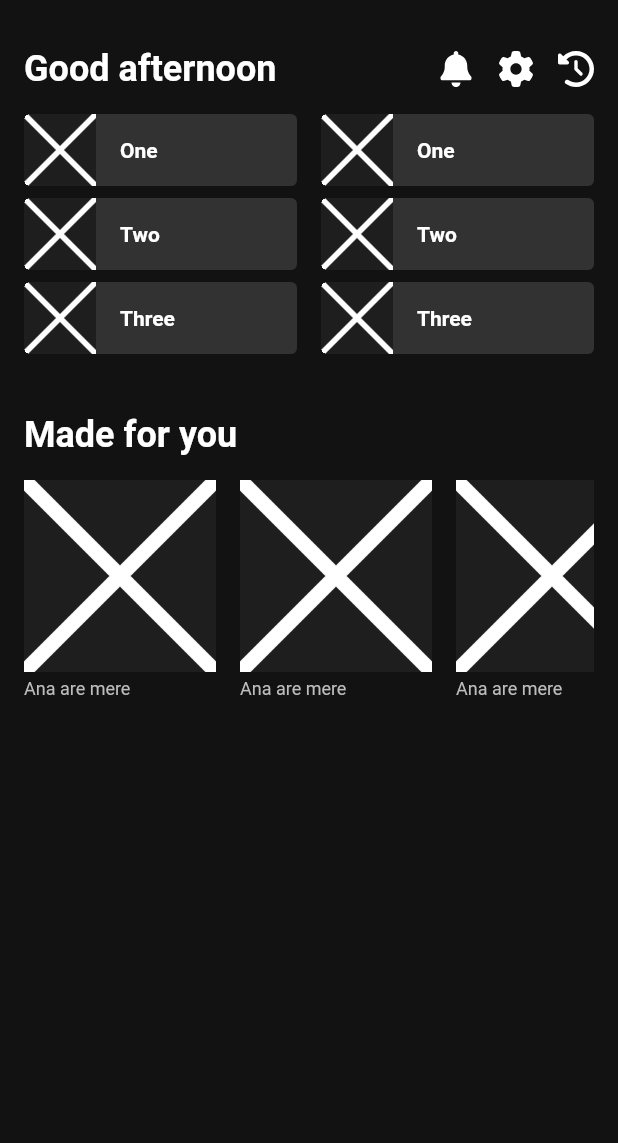
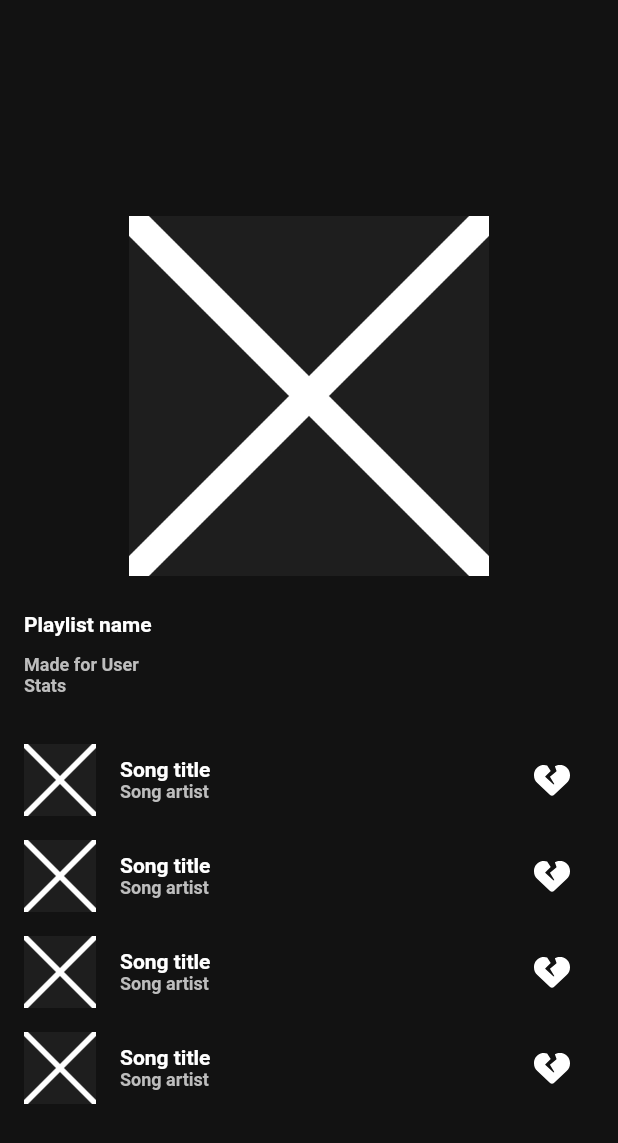
Before and after one commit to valentin-stamate/Mobile-Project, a Flutter app: the screen it shows after launch, on a phone screen of 412 x 824 dp. Shown: the top 1143 px of the screen. Run offline on Flutter 3.47's test engine with Material 2 defaults, Android fonts, the phone set to English and light mode, and no system bars; our stand-ins replace flutter_svg.

Commit message:
playlist ui

```diff
--- a/lib/assets/assets.dart
+++ b/lib/assets/assets.dart
@@ -6,6 +6,7 @@ class Assets {
   static const String bellSolid = '$iconPath/bell-solid.svg';
   static const String clockRotate = '$iconPath/clock-rotate-left-solid.svg';
   static const String settings = '$iconPath/gear-solid.svg';
+  static const String hearthFilled = '$iconPath/heart-crack-solid.svg';
 
   /* Images */
   static const String demo = '$imagePath/demo.jpg';
--- a/lib/main.dart
+++ b/lib/main.dart
@@ -1,5 +1,6 @@
 import 'package:flutter/material.dart';
 import 'package:spotify/home/home.dart';
+import 'package:spotify/playlist/playlist.dart';
 import 'package:spotify/theme/theme.dart';
 
 void main() {
@@ -15,7 +16,7 @@ class MyApp extends StatelessWidget {
     return MaterialApp(
       title: 'Flutter Demo',
       theme: spotifyTheme,
-      home: const Home(),
+      home: const Playlist(),
     );
   }
 }
--- /dev/null
+++ b/lib/playlist/playlist.dart
@@ -0,0 +1,111 @@
+import 'package:flutter/material.dart';
+import 'package:spotify/theme/colors.dart';
+import '../assets/assets.dart';
+import '../utils/icon.dart';
+
+class Playlist extends StatelessWidget {
+  const Playlist({Key? key}) : super(key: key);
+
+  @override
+  Widget build(BuildContext context) {
+    return Scaffold(
+      body: Column(
+        children: const [
+          SizedBox(height: 128),
+          PlaylistInfo(),
+          PlaylistList(),
+        ],
+      ),
+    );
+  }
+
+}
+
+class PlaylistInfo extends StatelessWidget {
+  const PlaylistInfo({Key? key}) : super(key: key);
+
+  @override
+  Widget build(BuildContext context) {
+    return Container(
+      padding: const EdgeInsets.all(16),
+
+      child: Column(
+        mainAxisAlignment: MainAxisAlignment.center,
+        crossAxisAlignment: CrossAxisAlignment.stretch,
+
+        children: [
+          Image.asset(Assets.demo, width: 240, height: 240),
+          SizedBox(height: 24),
+          Text('Playlist name', style: const TextStyle(fontWeight: FontWeight.bold)),
+          SizedBox(height: 12),
+          Text('Made for User', style: const TextStyle(fontWeight: FontWeight.bold, color: ThemeColors.fontDarker, fontSize: 12)),
+          Text('Stats', style: const TextStyle(fontWeight: FontWeight.bold, color: ThemeColors.fontDarker, fontSize: 12)),
+        ],
+      ),
+    );
+  }
+
+}
+
+class PlaylistList extends StatelessWidget {
+  const PlaylistList({Key? key}) : super(key: key);
+
+  @override
+  Widget build(BuildContext context) {
+    return Container(
+      padding: const EdgeInsets.all(16),
+
+      child: Column(
+        mainAxisAlignment: MainAxisAlignment.center,
+        crossAxisAlignment: CrossAxisAlignment.stretch,
+
+        children: [
+          PlaylistItem(),
+          SizedBox(height: 16),
+          PlaylistItem(),
+          SizedBox(height: 16),
+          PlaylistItem(),
+          SizedBox(height: 16),
+          PlaylistItem(),
+        ],
+      ),
+    );
+  }
+
+}
+
+class PlaylistItem extends StatelessWidget {
+  const PlaylistItem({Key? key}) : super(key: key);
+
+  @override
+  Widget build(BuildContext context) {
+    return Container(
+      clipBehavior: Clip.hardEdge, // overflow hidden
+      decoration: BoxDecoration(
+        // color: ThemeColors.cardColor,
+        // borderRadius: BorderRadius.circular(4),
+      ),
+
+      child: Row(
+        crossAxisAlignment: CrossAxisAlignment.center,
+
+        children: [
+          Image.asset(Assets.demo, width: 48, height: 48),
+          SizedBox(width: 16),
+          Column(
+            crossAxisAlignment: CrossAxisAlignment.start,
+
+            children: [
+              Text('Song title', style: const TextStyle(fontWeight: FontWeight.bold)),
+              Text('Song artist', style: const TextStyle(fontWeight: FontWeight.bold, color: ThemeColors.fontDarker, fontSize: 12)),
+            ],
+          ),
+          Spacer(),
+          AppIcon(Assets.hearthFilled),
+          SizedBox(width: 16),
+        ],
+      ),
+    );
+  }
+
+}
```
Also changed, not shown: assets/icons/heart-crack-solid.svg (added).
